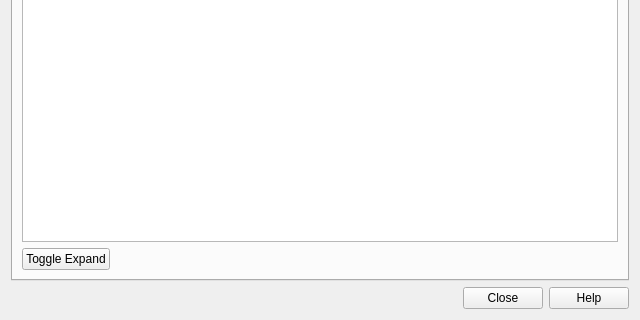
The window that qfieldsync/ui/cloud_projects_dialog.ui (opengisch/qfieldsync) describes before a commit, drawn with Qt 5; both pictures show x 0 to 640 and y 341 to 661 of the 640 by 661 pixel window.
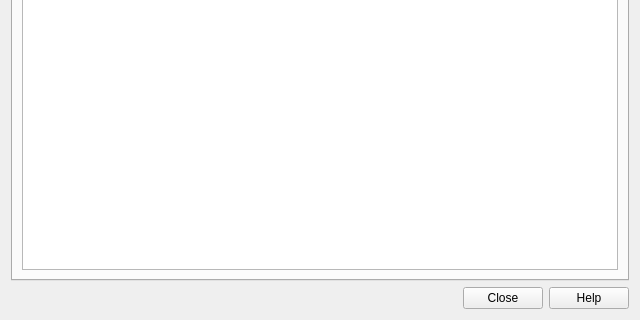
The same window after the commit. The open tabs and pages were chosen to show the change. Icons and pictures are not drawn.

Commit message: Remove the "Toggle Expand" button that never worked

What changed in the file:
```diff
--- a/qfieldsync/ui/cloud_projects_dialog.ui
+++ b/qfieldsync/ui/cloud_projects_dialog.ui
@@ -655,30 +655,6 @@
              </column>
             </widget>
            </item>
-           <item>
-            <layout class="QHBoxLayout" name="projectFilesButtonLayout">
-             <item>
-              <widget class="QPushButton" name="projectFilesToggleExpandButton">
-               <property name="text">
-                <string>Toggle Expand</string>
-               </property>
-              </widget>
-             </item>
-             <item>
-              <spacer name="projectFilesButtonLayoutSpacer">
-               <property name="orientation">
-                <enum>Qt::Horizontal</enum>
-               </property>
-               <property name="sizeHint" stdset="0">
-                <size>
-                 <width>40</width>
-                 <height>20</height>
-                </size>
-               </property>
-              </spacer>
-             </item>
-            </layout>
-           </item>
           </layout>
          </widget>
         </widget>
```
